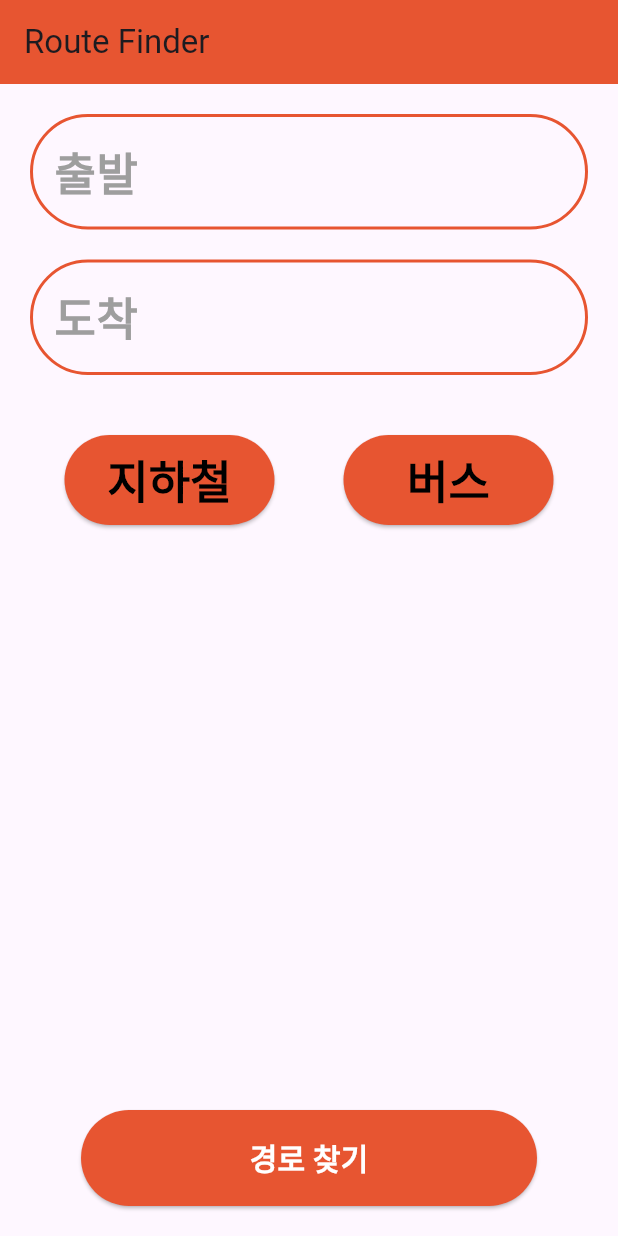
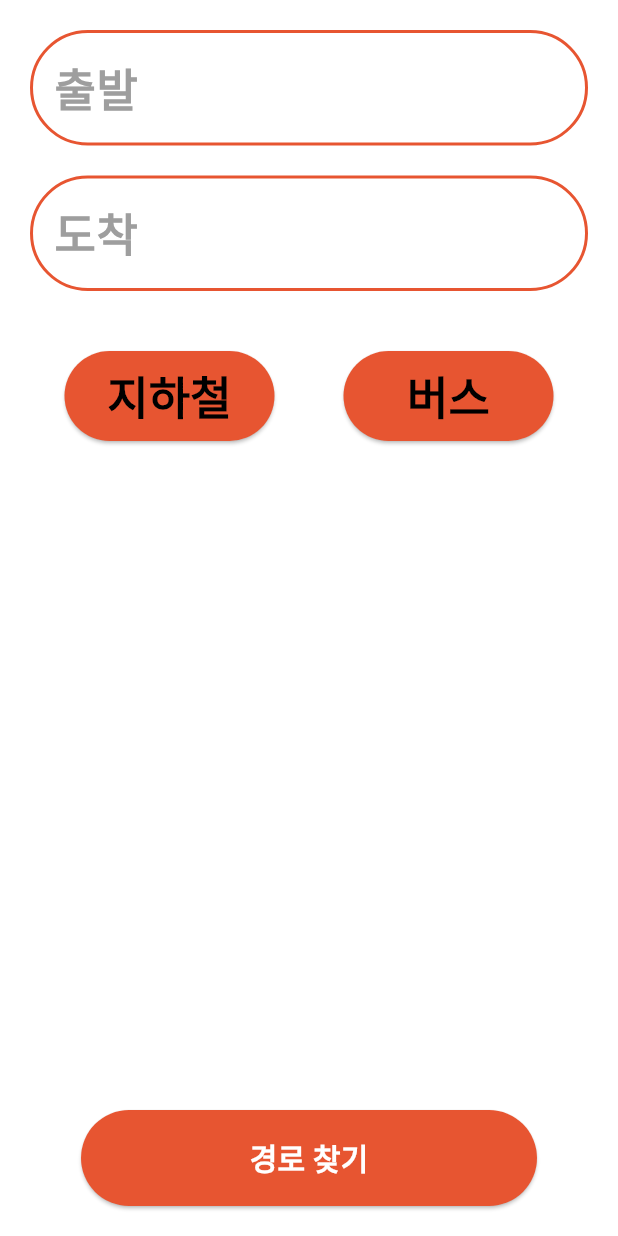
Before and after one commit to cooku222/Pilot_Function_1, a Flutter app: the screen it shows after launch, on a phone screen of 412 x 824 dp. Run offline on Flutter 3.47's test engine with Material 3 defaults, Android fonts, the phone set to English and light mode, and no system bars.

Commit message:
UI 수정

```diff
--- a/lib/main.dart
+++ b/lib/main.dart
@@ -26,10 +26,7 @@ class _RouteFinderScreenState extends State<RouteFinderScreen> {
   @override
   Widget build(BuildContext context) {
     return Scaffold(
-      appBar: AppBar(
-        title: Text('Route Finder'),
-        backgroundColor: Color(0xFFE75531),
-      ),
+      backgroundColor: Colors.white, // 전체 배경을 흰색으로 설정
       body: Padding(
         padding: const EdgeInsets.all(20.0),
         child: Column(
@@ -61,7 +58,7 @@ class _RouteFinderScreenState extends State<RouteFinderScreen> {
               height: 64,
               child: ElevatedButton(
                 style: ElevatedButton.styleFrom(
-                  primary: Color(0xFFE75531), // 주황색
+                  backgroundColor: Color(0xFFE75531), // 주황색
                   shape: RoundedRectangleBorder(
                     borderRadius: BorderRadius.circular(39),
                   ),
@@ -121,7 +118,7 @@ class _RouteFinderScreenState extends State<RouteFinderScreen> {
       height: 60,
       child: ElevatedButton(
         style: ElevatedButton.styleFrom(
-          primary: Color(0xFFE75531), // 버튼 주황색
+          backgroundColor: Color(0xFFE75531), // 버튼 주황색
           shape: RoundedRectangleBorder(
             borderRadius: BorderRadius.circular(60),
           ),
```
